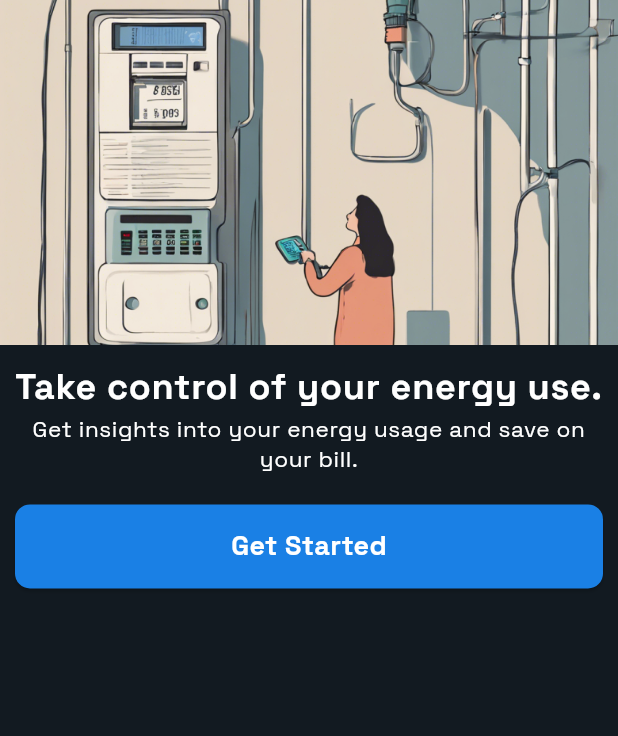
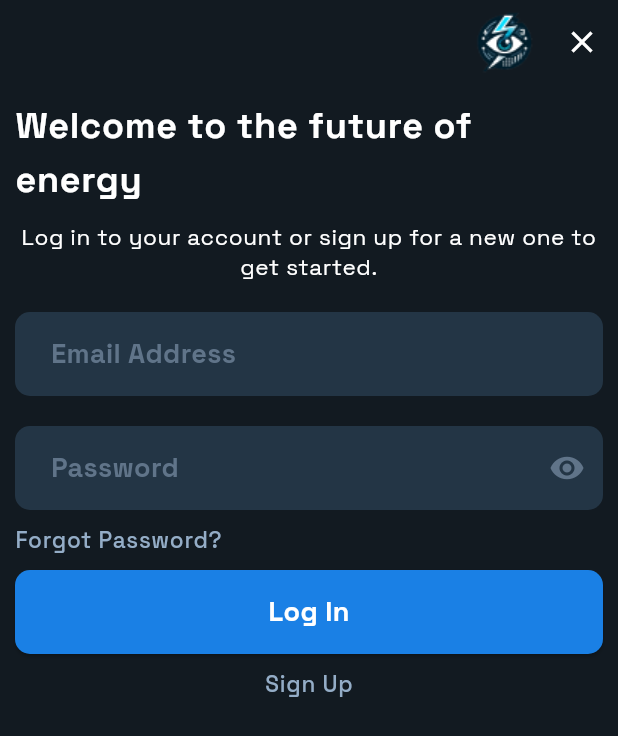
Before and after one commit to Sheroz-Akram/Volt-Vision, a Flutter app: the screen it shows after launch, after a tap on "Get Started", on a phone screen of 412 x 824 dp. Shown: the top 736 px of the screen. Run offline on Flutter 3.47's test engine with Material 3 defaults, Android fonts, the phone set to English and light mode, and no system bars; our stand-ins replace google_fonts.

Commit message:
Login Page

```diff
--- a/app/lib/components/button.dart
+++ b/app/lib/components/button.dart
@@ -1,9 +1,11 @@
 import 'package:flutter/material.dart';
 
 class Button extends StatelessWidget {
-  const Button({super.key, required this.buttonText});
+  const Button(
+      {super.key, required this.buttonText, required this.onButtonClick});
 
   final String buttonText;
+  final Function onButtonClick;
 
   @override
   Widget build(BuildContext context) {
@@ -11,12 +13,13 @@ class Button extends StatelessWidget {
       margin: const EdgeInsets.all(10.0),
       width: MediaQuery.of(context).size.width,
       child: ElevatedButton(
-        onPressed: () {},
+        onPressed: () {
+          onButtonClick();
+        },
         style: ElevatedButton.styleFrom(
-          padding: const EdgeInsets.symmetric(
-              horizontal: 40, vertical: 15), // Button size
+          padding: const EdgeInsets.symmetric(horizontal: 40, vertical: 15),
           shape: RoundedRectangleBorder(
-            borderRadius: BorderRadius.circular(10), // Rounded corners
+            borderRadius: BorderRadius.circular(10),
           ),
         ),
         child: Text(buttonText, style: Theme.of(context).textTheme.bodyMedium),
--- /dev/null
+++ b/app/lib/components/input.dart
@@ -0,0 +1,43 @@
+import 'package:flutter/material.dart';
+import 'package:flutter/widgets.dart';
+
+class TextInput extends StatelessWidget {
+  const TextInput(
+      {super.key,
+      required this.hintText,
+      required this.controller,
+      this.isPassword = false,
+      this.displayPassword = true,
+      this.toggleDisplayPassword});
+  final String hintText;
+  final bool isPassword;
+  final bool displayPassword;
+  final Function? toggleDisplayPassword;
+  final TextEditingController controller;
+  @override
+  Widget build(BuildContext context) {
+    return Container(
+        margin: const EdgeInsets.all(10.0),
+        width: MediaQuery.of(context).size.width,
+        child: TextField(
+          controller: controller,
+          obscureText: displayPassword ? false : true,
+          decoration: InputDecoration(
+              hintText: hintText,
+              suffixIconColor: displayPassword
+                  ? const Color(0xFFFFFFFF)
+                  : const Color(0xFF607489),
+              suffixIcon: isPassword
+                  ? InkWell(
+                      hoverColor: null,
+                      onTap: () {
+                        toggleDisplayPassword!();
+                      },
+                      child: const Icon(Icons.remove_red_eye),
+                    )
+                  : null),
+          style: Theme.of(context).textTheme.bodyMedium,
+          cursorColor: Colors.white,
+        ));
+  }
+}
--- a/app/lib/main.dart
+++ b/app/lib/main.dart
@@ -1,15 +1,20 @@
 import 'package:app/pages/welcome.dart';
 import 'package:flutter/material.dart';
+import 'package:flutter/services.dart';
 import 'package:google_fonts/google_fonts.dart';
 
 void main() {
   runApp(const MyApp());
+  SystemChrome.setSystemUIOverlayStyle(
+    const SystemUiOverlayStyle(
+      statusBarColor: Color(0xFF121A21),
+      statusBarIconBrightness: Brightness.light,
+    ),
+  );
 }
 
 class MyApp extends StatelessWidget {
   const MyApp({super.key});
-
-  // This widget is the root of your application.
   @override
   Widget build(BuildContext context) {
     return MaterialApp(
@@ -21,6 +26,21 @@ class MyApp extends StatelessWidget {
             style: ElevatedButton.styleFrom(
                 foregroundColor: const Color(0xFFFFFFFF),
                 backgroundColor: const Color(0xFF1A80E5))),
+        appBarTheme: const AppBarTheme(
+            color: Color(0xFF121A21),
+            iconTheme: IconThemeData(color: Color(0xFFFFFFFF))),
+        inputDecorationTheme: InputDecorationTheme(
+          filled: true,
+          fillColor: const Color(0xFF233545),
+          hintStyle: const TextStyle(color: Color(0xFF607489)),
+          suffixIconColor: const Color(0xFF607489),
+          contentPadding:
+              const EdgeInsets.symmetric(horizontal: 20, vertical: 15),
+          border: OutlineInputBorder(
+            borderRadius: BorderRadius.circular(10),
+            borderSide: BorderSide.none,
+          ),
+        ),
         textTheme: TextTheme(
             bodyLarge: GoogleFonts.spaceGrotesk(
                 fontWeight: FontWeight.bold,
@@ -32,7 +52,8 @@ class MyApp extends StatelessWidget {
                 fontWeight: FontWeight.bold),
             bodySmall: GoogleFonts.spaceGrotesk(
                 color: const Color(0xFFFFFFFF), fontSize: 15),
-        ),
+            labelMedium: GoogleFonts.spaceGrotesk(
+                color: const Color(0xFF94ADC7), fontSize: 15)),
         useMaterial3: true,
       ),
       home: const WelcomePage(),
--- /dev/null
+++ b/app/lib/pages/account/login.dart
@@ -0,0 +1,107 @@
+import 'package:app/components/button.dart';
+import 'package:app/components/input.dart';
+import 'package:app/pages/account/signup.dart';
+import 'package:flutter/material.dart';
+
+class LoginPage extends StatefulWidget {
+  const LoginPage({super.key});
+  @override
+  State<LoginPage> createState() {
+    return _LoginPage();
+  }
+}
+
+class _LoginPage extends State<LoginPage> {
+  final TextEditingController emailController = TextEditingController();
+  final TextEditingController passwordController = TextEditingController();
+  bool displayPassword = false;
+
+  @override
+  Widget build(BuildContext context) {
+    return SafeArea(
+      child: Scaffold(
+          appBar: AppBar(
+            automaticallyImplyLeading: false,
+            actions: [
+              Image.asset("assets/images/logo.png", fit: BoxFit.fill),
+              IconButton(
+                icon: const Icon(Icons.close),
+                onPressed: () {
+                  Navigator.pop(context);
+                },
+              ),
+            ],
+          ),
+          body: Column(
+            children: [
+              Container(
+                margin: const EdgeInsets.all(10.0),
+                child: Column(
+                  children: [
+                    Text(
+                      "Welcome to the future of energy",
+                      style: Theme.of(context).textTheme.bodyLarge,
+                    ),
+                    const SizedBox(
+                      height: 10,
+                    ),
+                    Text(
+                      "Log in to your account or sign up for a new one to get started.",
+                      textAlign: TextAlign.center,
+                      style: Theme.of(context).textTheme.bodySmall,
+                    ),
+                  ],
+                ),
+              ),
+              TextInput(
+                hintText: "Email Address",
+                controller: emailController,
+              ),
+              TextInput(
+                hintText: "Password",
+                controller: passwordController,
+                isPassword: true,
+                displayPassword: displayPassword,
+                toggleDisplayPassword: () {
+                  setState(() {
+                    displayPassword = !displayPassword;
+                  });
+                },
+              ),
+              Padding(
+                padding: const EdgeInsets.only(left: 10.0),
+                child: Align(
+                  alignment: Alignment.centerLeft,
+                  child: InkWell(
+                    onTap: () {
+                      // Move to Password Reset Page
+                    },
+                    child: Text(
+                      "Forgot Password?",
+                      style: Theme.of(context).textTheme.labelMedium,
+                    ),
+                  ),
+                ),
+              ),
+              Button(
+                  buttonText: "Log In",
+                  onButtonClick: () {
+                    // Perform Login
+                  }),
+              InkWell(
+                onTap: () {
+                  Navigator.push(
+                      context,
+                      MaterialPageRoute(
+                          builder: (context) => const SignUpPage()));
+                },
+                child: Text(
+                  "Sign Up",
+                  style: Theme.of(context).textTheme.labelMedium,
+                ),
+              ),
+            ],
+          )),
+    );
+  }
+}
--- /dev/null
+++ b/app/lib/pages/account/signup.dart
@@ -0,0 +1,28 @@
+import 'package:flutter/material.dart';
+
+class SignUpPage extends StatefulWidget {
+  const SignUpPage({super.key});
+  @override
+  State<SignUpPage> createState() {
+    return _SignUpPage();
+  }
+}
+
+class _SignUpPage extends State<SignUpPage> {
+  final TextEditingController emailController = TextEditingController();
+  final TextEditingController passwordController = TextEditingController();
+
+  @override
+  Widget build(BuildContext context) {
+    return SafeArea(
+      child: Scaffold(
+          appBar: AppBar(
+            automaticallyImplyLeading: true,
+            actions: const [],
+          ),
+          body: const Column(
+            children: [Text("Sign Up Page")],
+          )),
+    );
+  }
+}
--- a/app/lib/pages/welcome.dart
+++ b/app/lib/pages/welcome.dart
@@ -1,4 +1,5 @@
 import 'package:app/components/button.dart';
+import 'package:app/pages/account/login.dart';
 import 'package:flutter/material.dart';
 
 class WelcomePage extends StatefulWidget {
@@ -32,8 +33,12 @@ class _WelcomePage extends State<WelcomePage> {
               ],
             ),
           ),
-          const Button(
+          Button(
             buttonText: "Get Started",
+            onButtonClick: () {
+              Navigator.push(context,
+                  MaterialPageRoute(builder: (context) => const LoginPage()));
+            },
           )
         ],
       )),
```
Also changed, not shown: app/assets/images/logo.png (added), 1 other file. Lines whose indentation alone changed are shown as unchanged.
